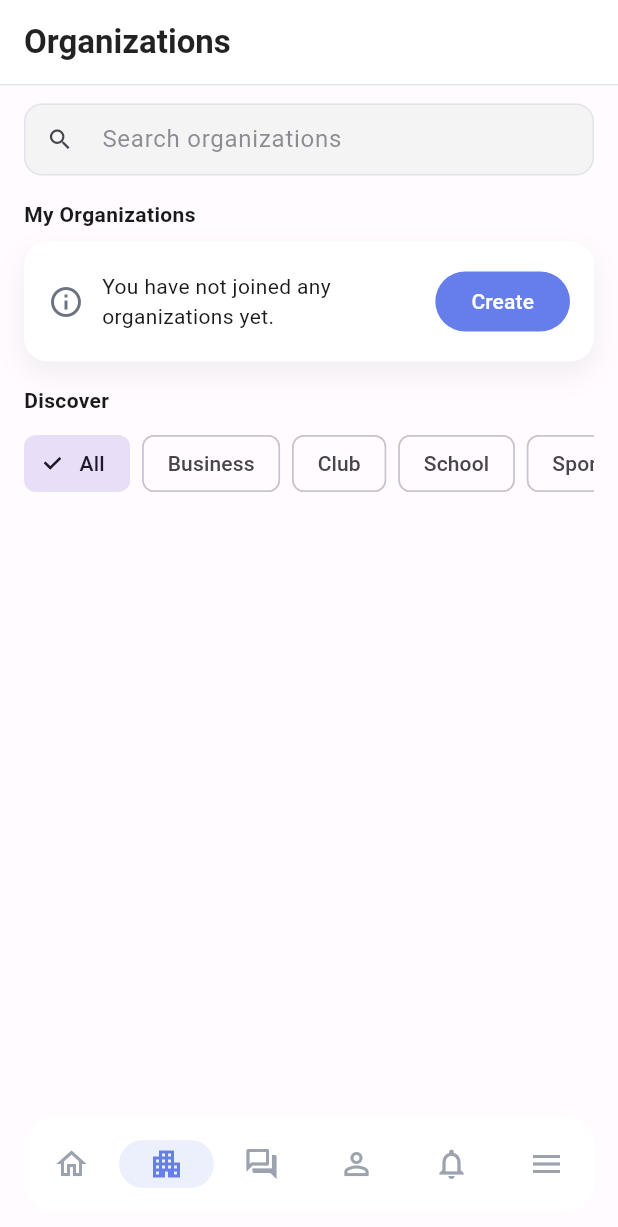
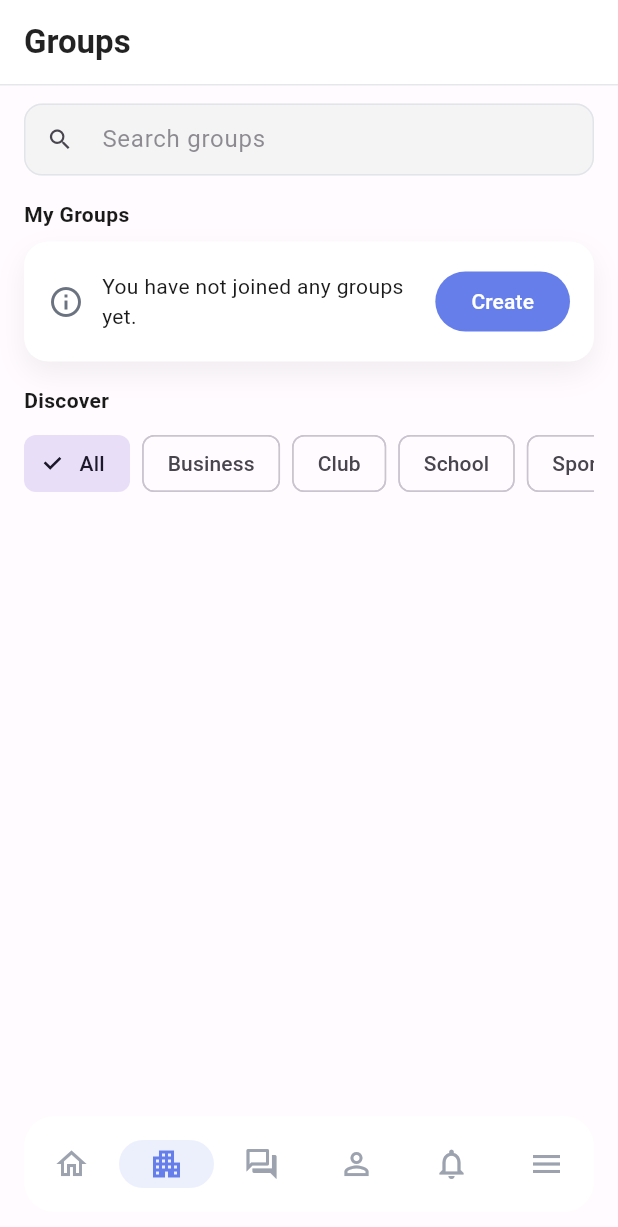
Before and after one commit to orgamiapps/orgamiappV1, a Flutter app: the DashboardScreen screen opened directly, item 2 of the bottom bar chosen, on a phone screen of 412 x 824 dp. Shown: the top 1227 px of the screen. Run offline on Flutter 3.47's test engine with Material 3 defaults, Android fonts, the phone set to English and light mode, and no system bars; our stand-ins replace cached_network_image, carousel_slider, cloud_firestore, cloud_functions, firebase_auth, firebase_core and 18 more; missing offline and left inert: mobile_scanner, qr_code_scanner_plus, syncfusion_flutter_xlsio; accounts and stored records are empty.

Commit message:
UPDATED mobile app changes as of 8/17/25 at 8:26pm

```diff
--- a/lib/screens/Events/select_event_type_screen.dart
+++ b/lib/screens/Events/select_event_type_screen.dart
@@ -57,7 +57,7 @@ class _SelectEventTypeScreenState extends State<SelectEventTypeScreen> {
       if (mounted) {
         setState(() {
           _loadingOrgs = false;
-          _errorText = 'Failed to load organizations';
+          _errorText = 'Failed to load groups';
         });
       }
     }
@@ -82,7 +82,7 @@ class _SelectEventTypeScreenState extends State<SelectEventTypeScreen> {
         if (!mounted) return;
         setState(() {
           _loadingOrgs = false;
-          _errorText = 'Error receiving organization updates';
+          _errorText = 'Error receiving group updates';
         });
       },
       cancelOnError: false,
@@ -374,7 +374,7 @@ class _SelectEventTypeScreenState extends State<SelectEventTypeScreen> {
                       crossAxisAlignment: CrossAxisAlignment.start,
                       children: [
                         const Text(
-                          'You are not a member of any organizations yet.',
+                          'You are not a member of any groups yet.',
                           style: TextStyle(color: Color(0xFF6B7280)),
                         ),
                         const SizedBox(height: 8),
@@ -385,7 +385,7 @@ class _SelectEventTypeScreenState extends State<SelectEventTypeScreen> {
                               const SelectOrganizationScreen(),
                             );
                           },
-                          child: const Text('Browse or create organizations'),
+                          child: const Text('Browse or create groups'),
                         ),
                       ],
                     )
--- a/lib/screens/Events/select_organization_screen.dart
+++ b/lib/screens/Events/select_organization_screen.dart
@@ -122,10 +122,10 @@ class _SelectOrganizationScreenState extends State<SelectOrganizationScreen> {
         children: const [
           Icon(Icons.apartment, size: 56, color: Color(0xFF9CA3AF)),
           SizedBox(height: 12),
-          Text('You are not a member of any organizations yet.'),
+          Text('You are not a member of any groups yet.'),
           SizedBox(height: 4),
           Text(
-            'Create a public event or join an organization to continue.',
+            'Create a public event or join a group to continue.',
             style: TextStyle(color: Color(0xFF6B7280)),
           ),
         ],
--- a/lib/screens/Home/dashboard_screen.dart
+++ b/lib/screens/Home/dashboard_screen.dart
@@ -3,7 +3,7 @@ import 'package:orgami/Screens/Home/home_hub_screen.dart';
 import 'package:orgami/screens/MyProfile/my_profile_screen.dart';
 import 'package:orgami/Screens/Home/notifications_screen.dart';
 import 'package:orgami/Screens/Messaging/messaging_screen.dart';
-import 'package:orgami/screens/Organizations/organizations_screen.dart';
+import 'package:orgami/screens/Organizations/groups_screen.dart';
 import 'package:orgami/Screens/Home/account_screen.dart';
 
 class DashboardScreen extends StatefulWidget {
@@ -22,7 +22,7 @@ class _DashboardScreenState extends State<DashboardScreen> {
 
   final List<Widget> _dashBoardScreens = const [
     HomeHubScreen(),
-    OrganizationsScreen(),
+    GroupsScreen(),
     MessagingScreen(),
     MyProfileScreen(showBackButton: false),
     NotificationsScreen(),
--- a/lib/screens/Home/home_hub_screen.dart
+++ b/lib/screens/Home/home_hub_screen.dart
@@ -19,7 +19,7 @@ class HomeHubScreen extends StatefulWidget {
 }
 
 class _HomeHubScreenState extends State<HomeHubScreen> {
-  int _tabIndex = 0; // 0: Public, 1: Org Events
+  int _tabIndex = 0; // 0: Public, 1: Private
   final TextEditingController _searchCtlr = TextEditingController();
   bool _searching = false;
   List<Map<String, String>> _myOrgs = [];
@@ -254,7 +254,7 @@ class _HomeHubScreenState extends State<HomeHubScreen> {
       child: Row(
         children: [
           _segButton('Public', 0, primary, Icons.public),
-          _segButton('Org Events', 1, primary, Icons.diversity_3),
+          _segButton('Private', 1, primary, Icons.diversity_3),
         ],
       ),
     );
--- a/lib/screens/Home/search_screen.dart
+++ b/lib/screens/Home/search_screen.dart
@@ -242,7 +242,7 @@ class _SearchScreenState extends State<SearchScreen>
           ),
           tabs: const [
             Tab(text: 'Public'),
-            Tab(text: 'Org Events'),
+            Tab(text: 'Private'),
             Tab(text: 'Users'),
           ],
         ),
--- /dev/null
+++ b/lib/screens/Organizations/groups_screen.dart
@@ -0,0 +1,306 @@
+import 'package:flutter/material.dart';
+import 'package:flutter/services.dart';
+import 'package:cloud_firestore/cloud_firestore.dart';
+import 'package:orgami/firebase/organization_helper.dart';
+import 'package:orgami/screens/Organizations/organization_profile_screen.dart';
+import 'package:orgami/screens/Organizations/create_organization_screen.dart';
+
+class GroupsScreen extends StatefulWidget {
+  const GroupsScreen({super.key});
+
+  @override
+  State<GroupsScreen> createState() => _GroupsScreenState();
+}
+
+class _GroupsScreenState extends State<GroupsScreen> {
+  final TextEditingController _searchCtlr = TextEditingController();
+  List<Map<String, String>> _myOrgs = [];
+  List<Map<String, dynamic>> _discoverOrgs = [];
+  String? _selectedCategoryLower;
+  final List<Map<String, String>> _categoryOptions = const [
+    {'label': 'All', 'value': ''},
+    {'label': 'Business', 'value': 'business'},
+    {'label': 'Club', 'value': 'club'},
+    {'label': 'School', 'value': 'school'},
+    {'label': 'Sports', 'value': 'sports'},
+    {'label': 'Other', 'value': 'other'},
+  ];
+
+  Stream<List<Map<String, String>>>? _myOrgsStream;
+
+  @override
+  void initState() {
+    super.initState();
+    _initStreams();
+  }
+
+  Future<void> _initStreams() async {
+    final helper = OrganizationHelper();
+    final my = await helper.getUserOrganizationsLite();
+    if (mounted) setState(() => _myOrgs = my);
+
+    _myOrgsStream ??= helper.streamUserOrganizationsLite();
+    _myOrgsStream!.listen((list) {
+      if (!mounted) return;
+      setState(() => _myOrgs = list);
+    });
+
+    _discover();
+  }
+
+  Future<void> _discover() async {
+    Query query = FirebaseFirestore.instance
+        .collection('Organizations')
+        .limit(25);
+    final q = _searchCtlr.text.trim().toLowerCase();
+    if (_selectedCategoryLower != null && _selectedCategoryLower!.isNotEmpty) {
+      query = query.where(
+        'category_lowercase',
+        isEqualTo: _selectedCategoryLower,
+      );
+    }
+    if (q.isNotEmpty) {
+      final String end =
+          q.substring(0, q.length - 1) +
+          String.fromCharCode(q.codeUnitAt(q.length - 1) + 1);
+      query = query.orderBy('name_lowercase').startAt([q]).endBefore([end]);
+    } else {
+      query = query.orderBy('name_lowercase');
+    }
+    final snap = await query.get();
+    final list = snap.docs.map((d) {
+      final data = d.data() as Map<String, dynamic>;
+      data['id'] = d.id;
+      return data;
+    }).toList();
+    if (mounted) setState(() => _discoverOrgs = list);
+  }
+
+  Future<void> _goToCreate() async {
+    await Navigator.of(
+      context,
+    ).push(MaterialPageRoute(builder: (_) => const CreateOrganizationScreen()));
+    _initStreams();
+  }
+
+  @override
+  Widget build(BuildContext context) {
+    return Scaffold(
+      appBar: AppBar(
+        backgroundColor: Colors.white,
+        foregroundColor: Colors.black87,
+        titleTextStyle: const TextStyle(
+          color: Colors.black87,
+          fontSize: 22,
+          fontWeight: FontWeight.w600,
+        ),
+        elevation: 0,
+        scrolledUnderElevation: 0,
+        surfaceTintColor: Colors.transparent,
+        systemOverlayStyle: SystemUiOverlayStyle.dark,
+        title: const Text('Groups'),
+        actions: [
+          IconButton(
+            tooltip: 'Create Group',
+            icon: const Icon(Icons.add_business),
+            onPressed: _goToCreate,
+          ),
+        ],
+        bottom: const PreferredSize(
+          preferredSize: Size.fromHeight(1),
+          child: Divider(height: 1, thickness: 1, color: Color(0xFFE5E7EB)),
+        ),
+      ),
+      body: SafeArea(
+        child: Padding(
+          padding: const EdgeInsets.symmetric(horizontal: 16),
+          child: CustomScrollView(
+            slivers: [
+              SliverToBoxAdapter(
+                child: Column(
+                  crossAxisAlignment: CrossAxisAlignment.start,
+                  children: [
+                    const SizedBox(height: 12),
+                    TextField(
+                      controller: _searchCtlr,
+                      textInputAction: TextInputAction.search,
+                      decoration: InputDecoration(
+                        hintText: 'Search groups',
+                        prefixIcon: const Icon(Icons.search),
+                        border: OutlineInputBorder(
+                          borderRadius: BorderRadius.circular(12),
+                        ),
+                        isDense: true,
+                      ),
+                      onSubmitted: (_) => _discover(),
+                    ),
+                    const SizedBox(height: 16),
+                    const Text(
+                      'My Groups',
+                      style: TextStyle(fontWeight: FontWeight.w700),
+                    ),
+                    const SizedBox(height: 8),
+                    _myOrgs.isEmpty
+                        ? _EmptyStateCard(onCreate: _goToCreate)
+                        : SizedBox(
+                            height: 110,
+                            child: ListView.separated(
+                              scrollDirection: Axis.horizontal,
+                              itemCount: _myOrgs.length,
+                              separatorBuilder: (_, __) =>
+                                  const SizedBox(width: 12),
+                              itemBuilder: (context, i) {
+                                final org = _myOrgs[i];
+                                return GestureDetector(
+                                  onTap: () {
+                                    final orgId = org['id'];
+                                    if (orgId == null || orgId.isEmpty) return;
+                                    Navigator.push(
+                                      context,
+                                      MaterialPageRoute(
+                                        builder: (_) =>
+                                            OrganizationProfileScreen(
+                                              organizationId: orgId,
+                                            ),
+                                      ),
+                                    );
+                                  },
+                                  child: _pill(
+                                    org['name'] ?? '',
+                                    icon: Icons.apartment,
+                                  ),
+                                );
+                              },
+                            ),
+                          ),
+                    const SizedBox(height: 16),
+                    const Text(
+                      'Discover',
+                      style: TextStyle(fontWeight: FontWeight.w700),
+                    ),
+                    const SizedBox(height: 8),
+                    _buildCategoryChips(),
+                    const SizedBox(height: 8),
+                  ],
+                ),
+              ),
+              SliverList.separated(
+                itemCount: _discoverOrgs.length,
+                separatorBuilder: (_, __) => const SizedBox(height: 12),
+                itemBuilder: (context, i) {
+                  final o = _discoverOrgs[i];
+                  return Container(
+                    decoration: _cardDeco(),
+                    child: ListTile(
+                      leading: const CircleAvatar(child: Icon(Icons.apartment)),
+                      title: Text(o['name']?.toString() ?? ''),
+                      subtitle: Text(o['category']?.toString() ?? 'Other'),
+                      onTap: () {
+                        final String? orgId = o['id']?.toString();
+                        if (orgId == null || orgId.isEmpty) return;
+                        Navigator.of(context).push(
+                          MaterialPageRoute(
+                            builder: (_) => OrganizationProfileScreen(
+                              organizationId: orgId,
+                            ),
+                          ),
+                        );
+                      },
+                    ),
+                  );
+                },
+              ),
+              const SliverToBoxAdapter(child: SizedBox(height: 16)),
+            ],
+          ),
+        ),
+      ),
+      floatingActionButton: null,
+    );
+  }
+
+  Widget _buildCategoryChips() {
+    return SingleChildScrollView(
+      scrollDirection: Axis.horizontal,
+      child: Row(
+        children: _categoryOptions.map((opt) {
+          final selected =
+              (_selectedCategoryLower ?? '') == (opt['value'] ?? '');
+          return Padding(
+            padding: const EdgeInsets.only(right: 8),
+            child: ChoiceChip(
+              label: Text(opt['label'] ?? ''),
+              selected: selected,
+              onSelected: (_) {
+                setState(() {
+                  _selectedCategoryLower = (opt['value'] ?? '').isEmpty
+                      ? null
+                      : opt['value'];
+                });
+                _discover();
+              },
+            ),
+          );
+        }).toList(),
+      ),
+    );
+  }
+
+  BoxDecoration _cardDeco() => BoxDecoration(
+    color: Colors.white,
+    borderRadius: BorderRadius.circular(16),
+    boxShadow: [
+      BoxShadow(
+        color: Colors.black.withOpacity(0.06),
+        blurRadius: 16,
+        offset: const Offset(0, 8),
+      ),
+    ],
+  );
+
+  Widget _pill(String text, {IconData? icon}) {
+    return Container(
+      padding: const EdgeInsets.symmetric(horizontal: 14, vertical: 10),
+      decoration: _cardDeco(),
+      child: Row(
+        mainAxisSize: MainAxisSize.min,
+        children: [
+          if (icon != null) ...[Icon(icon, size: 16), const SizedBox(width: 6)],
+          Text(text),
+        ],
+      ),
+    );
+  }
+}
+
+class _EmptyStateCard extends StatelessWidget {
+  final VoidCallback onCreate;
+  const _EmptyStateCard({required this.onCreate});
+
+  @override
+  Widget build(BuildContext context) {
+    return Container(
+      padding: const EdgeInsets.all(16),
+      decoration: BoxDecoration(
+        color: Colors.white,
+        borderRadius: BorderRadius.circular(16),
+        boxShadow: [
+          BoxShadow(
+            color: Colors.black.withOpacity(0.06),
+            blurRadius: 16,
+            offset: const Offset(0, 8),
+          ),
+        ],
+      ),
+      child: Row(
+        children: [
+          const Icon(Icons.info_outline, color: Color(0xFF6B7280)),
+          const SizedBox(width: 12),
+          const Expanded(child: Text('You have not joined any groups yet.')),
+          const SizedBox(width: 12),
+          FilledButton(onPressed: onCreate, child: const Text('Create')),
+        ],
+      ),
+    );
+  }
+}
--- a/lib/screens/Organizations/organizations_tab.dart
+++ b/lib/screens/Organizations/organizations_tab.dart
@@ -51,10 +51,10 @@ class _OrganizationsTabState extends State<OrganizationsTab> {
         scrolledUnderElevation: 0,
         surfaceTintColor: Colors.transparent,
         systemOverlayStyle: SystemUiOverlayStyle.dark,
-        title: const Text('Organizations'),
+        title: const Text('Groups'),
         actions: [
           IconButton(
-            tooltip: 'Create Organization',
+            tooltip: 'Create Group',
             icon: const Icon(Icons.add_business),
             onPressed: () async {
               await Navigator.push(
@@ -76,7 +76,7 @@ class _OrganizationsTabState extends State<OrganizationsTab> {
       body: _loading
           ? const Center(child: CircularProgressIndicator())
           : _orgs.isEmpty
-          ? const Center(child: Text('No organizations yet'))
+          ? const Center(child: Text('No groups yet'))
           : ListView.separated(
               itemCount: _orgs.length,
               separatorBuilder: (_, __) => const Divider(height: 0),
```
Also changed, not shown: 2 other files.
